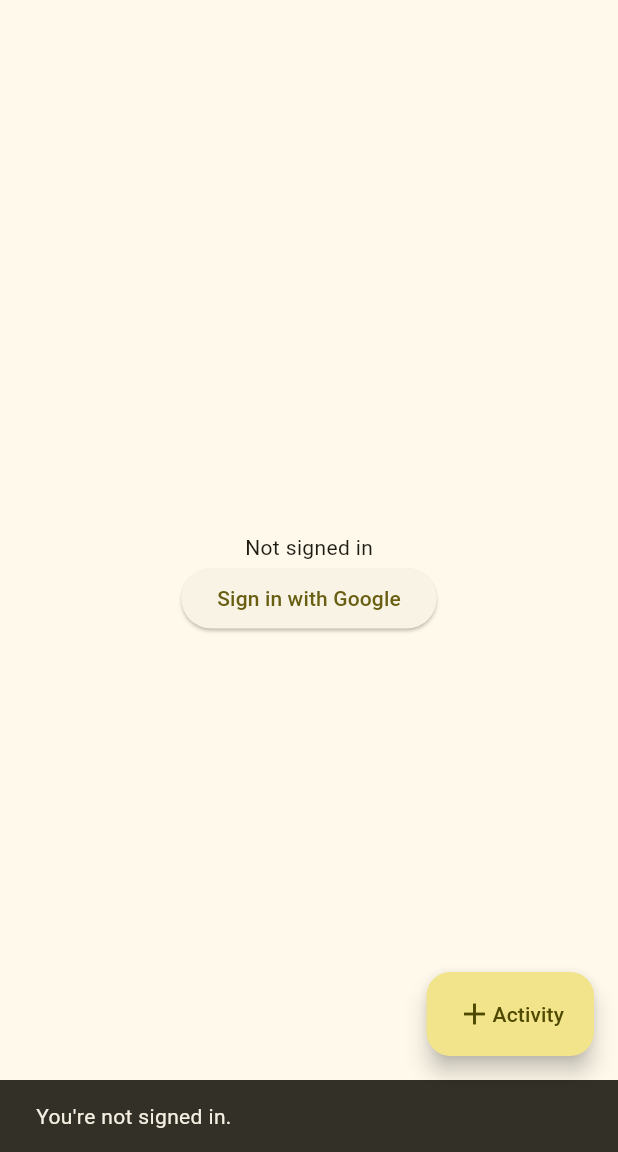
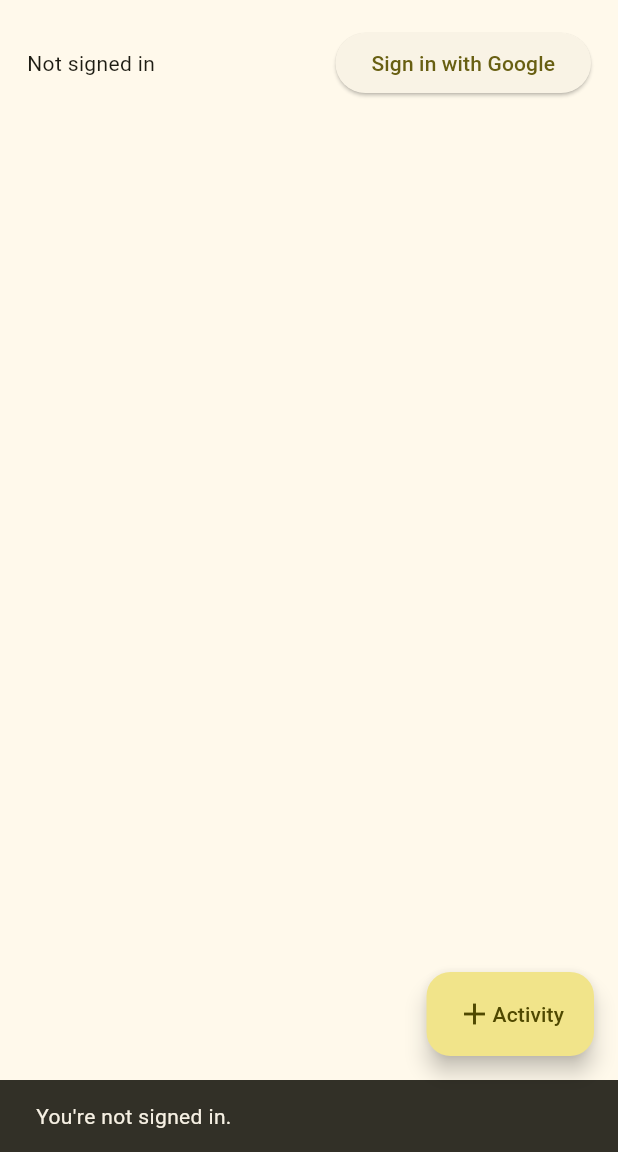
Before and after one commit to gibbiX12345/mad-location-tracker, a Flutter app: the screen it shows after launch, after a tap on "Activity", on a phone screen of 412 x 824 dp, the part 84-1236 px from its top. Run offline on Flutter 3.47's test engine with Material 3 defaults, Android fonts, the light colour scheme and no system bars; our stand-ins replace cloud_firestore, firebase_analytics, firebase_auth, firebase_core, google_maps_flutter, google_sign_in and 1 more; missing offline and left inert: background_location, flutter_config; accounts and stored records are empty; network calls fail.

Commit message:
feat: list the activities of the user

```diff
--- a/lib/main.dart
+++ b/lib/main.dart
@@ -54,21 +54,21 @@ class _ListViewState extends State<ListView>
     with WidgetsBindingObserver, RouteAware {
   late StreamSubscription<User?> _authStateSubscription;
   User? _user;
-  var _currentActivity = "";
+  String? _currentActivityId;
+
+  var _activities = [];
 
   @override
   void initState() {
     super.initState();
     WidgetsBinding.instance.addObserver(this);
 
-    _authStateSubscription =
-        FirebaseAuth.instance.authStateChanges().listen((User? user) {
-      setState(() {
-        _user = user;
-      });
-    });
+    _user = FirebaseAuth.instance.currentUser;
+    _authStateSubscription = FirebaseAuth.instance
+        .authStateChanges()
+        .listen((User? user) => _onAuthStateChange(user));
 
-    _retrieveCurrentActivity();
+    _retrieveActivities();
   }
 
   @override
@@ -92,37 +92,30 @@ class _ListViewState extends State<ListView>
   void didChangeAppLifecycleState(AppLifecycleState state) {
     super.didChangeAppLifecycleState(state);
     if (state == AppLifecycleState.resumed) {
-      _retrieveCurrentActivity();
+      _retrieveActivities();
     }
   }
 
   @override
   void didPopNext() {
-    _retrieveCurrentActivity();
+    _retrieveActivities();
   }
 
   @override
   Widget build(BuildContext context) {
     return Scaffold(
       appBar: getAppBar(context),
-      body: Center(
+      body: RefreshIndicator(
+        onRefresh: _onRefresh,
+        child: Padding(
+          padding: const EdgeInsets.all(18.0),
           child: Column(
-          mainAxisAlignment: MainAxisAlignment.center,
+            mainAxisAlignment: MainAxisAlignment.start,
             children: <Widget>[
-            // const Text(
-            //   'List main view',
-            // ),
-            // ElevatedButton(
-            //     onPressed: () {
-            //       _requestPermissions(context: context);
-            //     },
-            //     child: const Text("Request Permissions")),
-            Padding(
-              padding: const EdgeInsets.only(top: 10),
-              child: _isSignedIn()
+              Row(mainAxisAlignment: MainAxisAlignment.spaceBetween, children: [
+                _isSignedIn()
                     ? Text("Signed in as ${_user?.displayName}")
                     : const Text("Not signed in"),
-            ),
                 ElevatedButton(
                     onPressed: () {
                       if (_isSignedIn()) {
@@ -134,27 +127,52 @@ class _ListViewState extends State<ListView>
                     child: _isSignedIn()
                         ? const Text("Sign out")
                         : const Text("Sign in with Google")),
-            // ElevatedButton(
-            //     onPressed: () {
-            //       _startLocationService(context: context);
-            //     },
-            //     child: const Text("Start Location-Service")),
-            // ElevatedButton(
-            //     onPressed: () {
-            //       _stopLocationService(context: context);
-            //     },
-            //     child: const Text("Stop Location-Service"))
+              ]),
+              Expanded(
+                child: Padding(
+                  padding: const EdgeInsets.only(top: 10.0),
+                  child: SingleChildScrollView(
+                    child: Column(
+                      crossAxisAlignment: CrossAxisAlignment.stretch,
+                      children: _activityList(),
+                    ),
+                  ),
+                ),
+              ),
             ],
+          ),
         ),
       ),
       floatingActionButton: FloatingActionButton.extended(
         onPressed: () => {_startNewActivity(context)},
         tooltip: 'Add a new activity',
-        label: _currentActivity == ""
+        label: _currentActivityId == null
             ? const Row(children: [Icon(Icons.add), Text('Activity')])
             : const Text('Resume Activity'),
       ),
     );
+  }
+
+  List<Widget> _activityList() {
+    List<Widget> list = _activities.map((activity) {
+      return ListTile(
+        title: Text(activity["name"]),
+        subtitle: Text(activity["time"]),
+      ) as Widget;
+    }).toList();
+    list.add(Container(height: 80.0));
+    return list;
+  }
+
+  _onAuthStateChange(User? user) {
+    setState(() {
+      _user = user;
+    });
+    _retrieveActivities();
+  }
+
+  Future<void> _onRefresh() async {
+    await _retrieveActivities();
   }
 
   _isSignedIn() {
@@ -162,7 +180,7 @@ class _ListViewState extends State<ListView>
   }
 
   _startNewActivity(BuildContext context) async {
-    if (_currentActivity == "") {
+    if (_currentActivityId == null) {
       if (FirebaseAuth.instance.currentUser == null) {
         _reportNotLoggedIn();
         return;
@@ -189,7 +207,7 @@ class _ListViewState extends State<ListView>
         MaterialPageRoute(builder: (context) => const MapView()),
       );
     }
-    _retrieveCurrentActivity();
+    _retrieveActivities();
   }
 
   _logNewActivity() {
@@ -383,13 +401,17 @@ class _ListViewState extends State<ListView>
       "time": DateTime.fromMillisecondsSinceEpoch(location.time!.toInt())
           .toString(),
       "userUid": FirebaseAuth.instance.currentUser?.uid,
-      "activityUid": _currentActivity
+      "activityUid": _currentActivityId
     };
     db.collection("locations").add(locationMap);
   }
 
-  _retrieveCurrentActivity() async {
+  _retrieveActivities() async {
     if (!_isSignedIn()) {
+      setState(() {
+        _currentActivityId = null;
+        _activities = [];
+      });
       return;
     }
 
@@ -398,18 +420,31 @@ class _ListViewState extends State<ListView>
         .collection("activities")
         .where("userUid",
             isEqualTo: "${FirebaseAuth.instance.currentUser?.uid}")
-        .where("isActive", isEqualTo: true)
+        .orderBy("time", descending: true)
+        .limit(50)
         .get();
 
     var activities = snapshot.docs;
     setState(() {
+      _activities = activities.map((activity) {
+        return {
+          "id": activity.id,
+          "name": activity["name"],
+          "time": activity["time"],
+          "isActive": activity["isActive"]
+        };
+      }).toList();
+
+      _currentActivityId =
+          activities.where((activity) => activity["isActive"]).firstOrNull?.id;
+    });
+
+    if (!mounted) return;
+
     if (activities.isNotEmpty) {
-        _currentActivity = activities.first.id;
-        _startLocationService(context: context);
+      await _startLocationService(context: context);
     } else {
-        _currentActivity = "";
-        _stopLocationService(context: context);
-      }
-    });
+      await _stopLocationService(context: context);
     }
   }
+}
```
Lines whose indentation alone changed are shown as unchanged.
